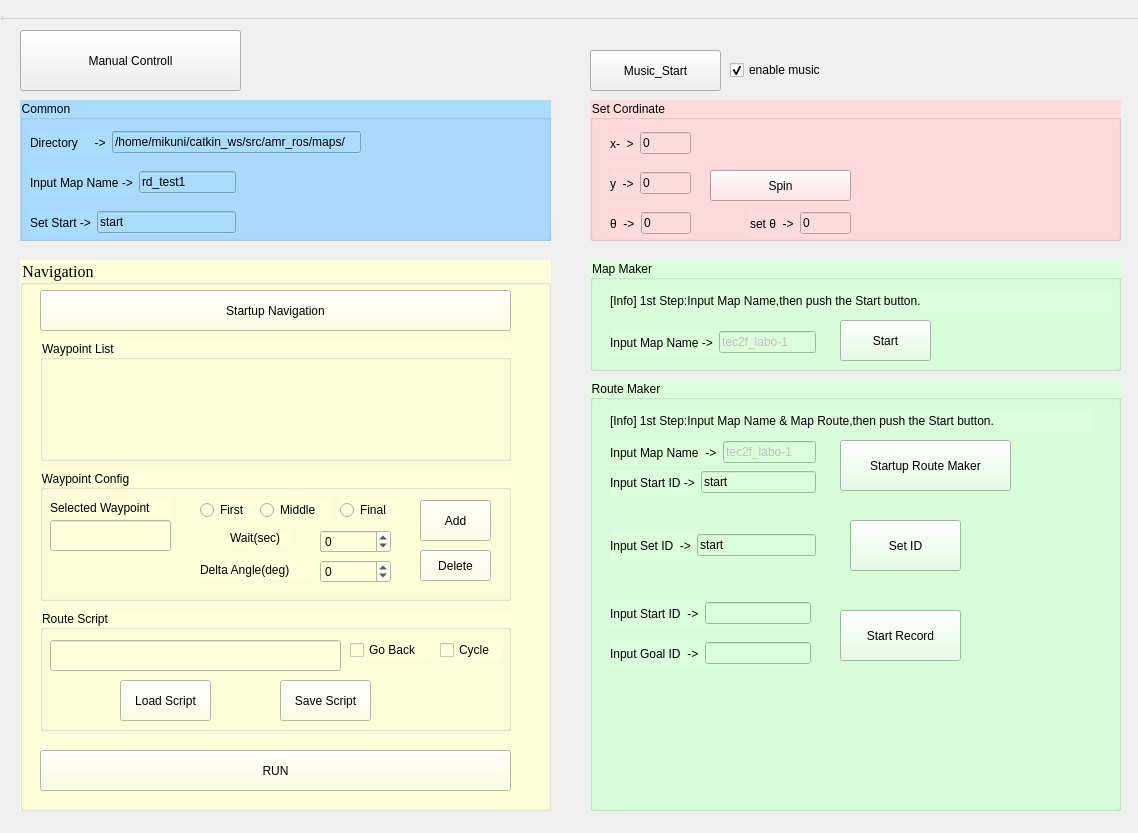
Qt form src/GUI/src/mainwindow.ui (7174952/mikuni-amr-3d-lidar) before a commit.
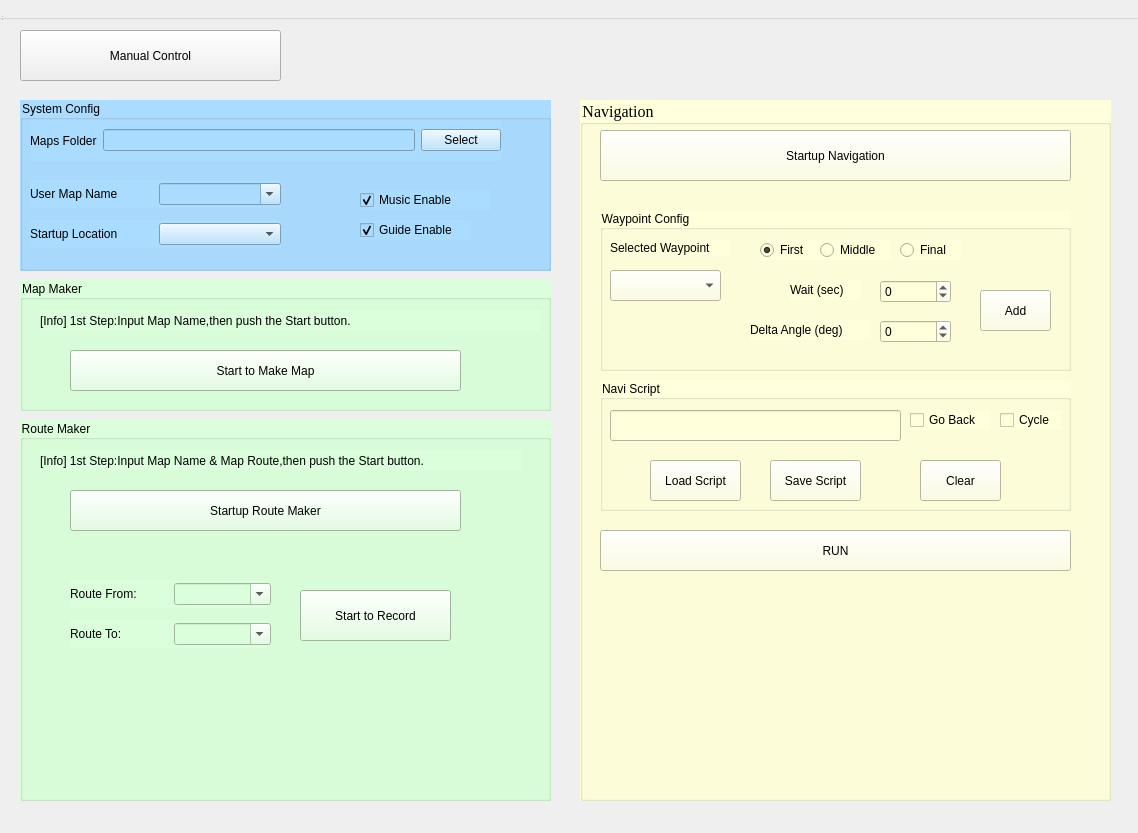
The same form after that commit.

Commit message: ルート生成手順修正：2回走行=>1回走行でルートとkey waypointsを記録

The edit to the form file:
```diff
--- a/src/GUI/src/mainwindow.ui
+++ b/src/GUI/src/mainwindow.ui
@@ -22,206 +22,238 @@
      <height>831</height>
     </rect>
    </property>
-   <widget class="QPushButton" name="pushButton_Msuic">
-    <property name="geometry">
-     <rect>
-      <x>590</x>
-      <y>50</y>
-      <width>131</width>
-      <height>41</height>
-     </rect>
-    </property>
-    <property name="styleSheet">
-     <string notr="true">font:14pt &quot;Times New Roman&quot;;</string>
-    </property>
-    <property name="text">
-     <string>Music_Start</string>
-    </property>
-   </widget>
-   <widget class="QPushButton" name="pushButton_Manual_Controll">
+   <widget class="QPushButton" name="pushButton_Manual_Control">
     <property name="geometry">
      <rect>
       <x>20</x>
       <y>30</y>
-      <width>221</width>
-      <height>61</height>
+      <width>261</width>
+      <height>51</height>
      </rect>
     </property>
     <property name="styleSheet">
      <string notr="true">font:14pt &quot;Times New Roman&quot;;</string>
     </property>
     <property name="text">
-     <string>Manual Controll</string>
+     <string>Manual Control</string>
     </property>
    </widget>
    <widget class="QGroupBox" name="groupBox_SetCordinate">
     <property name="geometry">
      <rect>
-      <x>590</x>
+      <x>20</x>
       <y>100</y>
       <width>531</width>
-      <height>141</height>
+      <height>171</height>
      </rect>
     </property>
     <property name="styleSheet">
      <string notr="true">font: 12pt &quot;Times New Roman&quot;;
-background-color: rgb(255, 220, 220);</string>
+background-color: rgb(170, 220, 255);</string>
     </property>
     <property name="title">
-     <string>Set Cordinate</string>
+     <string>System Config</string>
     </property>
-    <widget class="QPushButton" name="pushButton_Spin_Run">
+    <widget class="QWidget" name="layoutWidget">
      <property name="geometry">
       <rect>
-       <x>120</x>
-       <y>70</y>
-       <width>141</width>
-       <height>31</height>
+       <x>10</x>
+       <y>20</y>
+       <width>471</width>
+       <height>41</height>
       </rect>
+     </property>
+     <layout class="QHBoxLayout" name="horizontalLayout_2">
+      <item>
+       <widget class="QLabel" name="label_Work_Folder">
+        <property name="styleSheet">
+         <string notr="true">font:10pt &quot;Times New Roman&quot;;</string>
+        </property>
+        <property name="text">
+         <string>Maps Folder</string>
+        </property>
+       </widget>
+      </item>
+      <item>
+       <widget class="QLineEdit" name="lineEdit_Folder_Path">
+        <property name="styleSheet">
+         <string notr="true">font:10pt &quot;Times New Roman&quot;;</string>
+        </property>
+        <property name="text">
+         <string/>
+        </property>
+        <property name="readOnly">
+         <bool>true</bool>
+        </property>
+       </widget>
+      </item>
+      <item>
+       <widget class="QPushButton" name="pushButton_Select_Folder">
+        <property name="text">
+         <string>Select</string>
+        </property>
+       </widget>
+      </item>
+     </layout>
+    </widget>
+    <widget class="QWidget" name="layoutWidget_2">
+     <property name="geometry">
+      <rect>
+       <x>10</x>
+       <y>80</y>
+       <width>251</width>
+       <height>28</height>
+      </rect>
+     </property>
+     <layout class="QHBoxLayout" name="horizontalLayout_5">
+      <item>
+       <widget class="QLabel" name="label_Sub_MapFolder">
+        <property name="styleSheet">
+         <string notr="true">font:10pt &quot;Times New Roman&quot;;</string>
+        </property>
+        <property name="text">
+         <string>User Map Name</string>
+        </property>
+       </widget>
+      </item>
+      <item>
+       <widget class="QComboBox" name="comboBox_Sub_MapFolder">
+        <property name="editable">
+         <bool>true</bool>
+        </property>
+       </widget>
+      </item>
+     </layout>
+    </widget>
+    <widget class="QWidget" name="layoutWidget_15">
+     <property name="geometry">
+      <rect>
+       <x>10</x>
+       <y>120</y>
+       <width>251</width>
+       <height>28</height>
+      </rect>
+     </property>
+     <layout class="QHBoxLayout" name="horizontalLayout_18">
+      <item>
+       <widget class="QLabel" name="label_Startup_Location">
+        <property name="styleSheet">
+         <string notr="true">font:10pt &quot;Times New Roman&quot;;</string>
+        </property>
+        <property name="text">
+         <string>Startup Location</string>
+        </property>
+       </widget>
+      </item>
+      <item>
+       <widget class="QComboBox" name="comboBox_Startup_Location">
+        <property name="editable">
+         <bool>false</bool>
+        </property>
+       </widget>
+      </item>
+     </layout>
+    </widget>
+    <widget class="QCheckBox" name="checkBox_Music_Enable">
+     <property name="enabled">
+      <bool>true</bool>
+     </property>
+     <property name="geometry">
+      <rect>
+       <x>340</x>
+       <y>90</y>
+       <width>131</width>
+       <height>20</height>
+      </rect>
+     </property>
+     <property name="tabletTracking">
+      <bool>false</bool>
      </property>
      <property name="styleSheet">
       <string notr="true">font: 12pt &quot;Times New Roman&quot;;</string>
      </property>
      <property name="text">
-      <string>Spin</string>
+      <string>Music Enable</string>
      </property>
+     <property name="checked">
+      <bool>true</bool>
+     </property>
     </widget>
-    <widget class="QWidget" name="layoutWidget">
+    <widget class="QCheckBox" name="checkBox_Guide_Enable">
+     <property name="geometry">
+      <rect>
+       <x>340</x>
+       <y>120</y>
+       <width>111</width>
+       <height>20</height>
+      </rect>
+     </property>
+     <property name="text">
+      <string>Guide Enable</string>
+     </property>
+     <property name="checked">
+      <bool>true</bool>
+     </property>
+    </widget>
+   </widget>
+   <widget class="QGroupBox" name="groupBox_MapMaker">
+    <property name="geometry">
+     <rect>
+      <x>20</x>
+      <y>280</y>
+      <width>531</width>
+      <height>131</height>
+     </rect>
+    </property>
+    <property name="styleSheet">
+     <string notr="true">font: 12pt &quot;Times New Roman&quot;;
+background-color: rgb(220, 255, 219);</string>
+    </property>
+    <property name="title">
+     <string>Map Maker</string>
+    </property>
+    <widget class="QPushButton" name="pushButton_Map_Startup">
+     <property name="geometry">
+      <rect>
+       <x>50</x>
+       <y>70</y>
+       <width>391</width>
+       <height>41</height>
+      </rect>
+     </property>
+     <property name="styleSheet">
+      <string notr="true">font: 12pt &quot;Times New Roman&quot;;
+background-color: rgb(220, 255, 219);</string>
+     </property>
+     <property name="text">
+      <string>Start to Make Map</string>
+     </property>
+    </widget>
+    <widget class="QLabel" name="label_MapMaker">
      <property name="geometry">
       <rect>
        <x>20</x>
        <y>30</y>
-       <width>81</width>
-       <height>27</height>
+       <width>501</width>
+       <height>21</height>
       </rect>
      </property>
-     <layout class="QHBoxLayout" name="horizontalLayout_3">
-      <item>
-       <widget class="QLabel" name="label_xCor">
-        <property name="styleSheet">
-         <string notr="true">font:10pt &quot;Times New Roman&quot;;</string>
-        </property>
-        <property name="text">
-         <string>x-  &gt;</string>
-        </property>
-       </widget>
-      </item>
-      <item>
-       <widget class="QLineEdit" name="lineEdit_X_set">
-        <property name="styleSheet">
-         <string notr="true">font:10pt &quot;Times New Roman&quot;;</string>
-        </property>
-        <property name="text">
-         <string>0</string>
-        </property>
-       </widget>
-      </item>
-     </layout>
-    </widget>
-    <widget class="QWidget" name="layoutWidget">
-     <property name="geometry">
-      <rect>
-       <x>20</x>
-       <y>70</y>
-       <width>81</width>
-       <height>27</height>
-      </rect>
+     <property name="styleSheet">
+      <string notr="true">font: 12pt &quot;Times New Roman&quot;;
+background-color: rgb(220, 255, 219);</string>
      </property>
-     <layout class="QHBoxLayout" name="horizontalLayout_4">
-      <item>
-       <widget class="QLabel" name="label_yCor">
-        <property name="styleSheet">
-         <string notr="true">font:10pt &quot;Times New Roman&quot;;</string>
-        </property>
-        <property name="text">
-         <string>y  -&gt;</string>
-        </property>
-       </widget>
-      </item>
-      <item>
-       <widget class="QLineEdit" name="lineEdit_Y_set">
-        <property name="styleSheet">
-         <string notr="true">font:10pt &quot;Times New Roman&quot;;</string>
-        </property>
-        <property name="text">
-         <string>0</string>
-        </property>
-       </widget>
-      </item>
-     </layout>
-    </widget>
-    <widget class="QWidget" name="layoutWidget_8">
-     <property name="geometry">
-      <rect>
-       <x>20</x>
-       <y>110</y>
-       <width>81</width>
-       <height>27</height>
-      </rect>
+     <property name="text">
+      <string>[Info] 1st Step:Input Map Name,then push the Start button.</string>
      </property>
-     <layout class="QHBoxLayout" name="horizontalLayout_11">
-      <item>
-       <widget class="QLabel" name="label_tCor">
-        <property name="styleSheet">
-         <string notr="true">font:10pt &quot;Times New Roman&quot;;</string>
-        </property>
-        <property name="text">
-         <string>θ  -&gt;</string>
-        </property>
-       </widget>
-      </item>
-      <item>
-       <widget class="QLineEdit" name="lineEdit_theta_set">
-        <property name="styleSheet">
-         <string notr="true">font:10pt &quot;Times New Roman&quot;;</string>
-        </property>
-        <property name="text">
-         <string>0</string>
-        </property>
-       </widget>
-      </item>
-     </layout>
-    </widget>
-    <widget class="QWidget" name="layoutWidget_11">
-     <property name="geometry">
-      <rect>
-       <x>160</x>
-       <y>110</y>
-       <width>101</width>
-       <height>27</height>
-      </rect>
-     </property>
-     <layout class="QHBoxLayout" name="horizontalLayout_14">
-      <item>
-       <widget class="QLabel" name="label_tCor_run">
-        <property name="styleSheet">
-         <string notr="true">font:10pt &quot;Times New Roman&quot;;</string>
-        </property>
-        <property name="text">
-         <string>set θ  -&gt;</string>
-        </property>
-       </widget>
-      </item>
-      <item>
-       <widget class="QLineEdit" name="lineEdit_theta_set_run">
-        <property name="styleSheet">
-         <string notr="true">font:10pt &quot;Times New Roman&quot;;</string>
-        </property>
-        <property name="text">
-         <string>0</string>
-        </property>
-       </widget>
-      </item>
-     </layout>
     </widget>
    </widget>
    <widget class="QGroupBox" name="groupBox_Navigation">
     <property name="geometry">
      <rect>
-      <x>20</x>
-      <y>260</y>
+      <x>580</x>
+      <y>100</y>
       <width>531</width>
-      <height>551</height>
+      <height>701</height>
      </rect>
     </property>
     <property name="font">
@@ -245,7 +277,7 @@
        <x>20</x>
        <y>30</y>
        <width>471</width>
-       <height>41</height>
+       <height>51</height>
       </rect>
      </property>
      <property name="styleSheet">
@@ -259,7 +291,7 @@
      <property name="geometry">
       <rect>
        <x>20</x>
-       <y>490</y>
+       <y>430</y>
        <width>471</width>
        <height>41</height>
       </rect>
@@ -271,41 +303,18 @@
       <string>RUN</string>
      </property>
     </widget>
-    <widget class="QGroupBox" name="groupBox_Navi_Waypoints">
-     <property name="geometry">
-      <rect>
-       <x>20</x>
-       <y>80</y>
-       <width>471</width>
-       <height>121</height>
-      </rect>
-     </property>
-     <property name="title">
-      <string>Waypoint List</string>
-     </property>
-    </widget>
     <widget class="QGroupBox" name="groupBox_Waypoint_Config">
      <property name="geometry">
       <rect>
        <x>20</x>
-       <y>210</y>
+       <y>110</y>
        <width>471</width>
-       <height>131</height>
+       <height>161</height>
       </rect>
      </property>
      <property name="title">
       <string>Waypoint Config</string>
      </property>
-     <widget class="QLineEdit" name="lineEdit_Waypoint_Name">
-      <property name="geometry">
-       <rect>
-        <x>10</x>
-        <y>50</y>
-        <width>121</width>
-        <height>31</height>
-       </rect>
-      </property>
-     </widget>
      <widget class="QLabel" name="label_Waypoing_Name_Config">
       <property name="geometry">
        <rect>
@@ -331,6 +340,9 @@
       <property name="text">
        <string>First</string>
       </property>
+      <property name="checked">
+       <bool>true</bool>
+      </property>
      </widget>
      <widget class="QRadioButton" name="radioButton_Waypoint_Middle">
       <property name="geometry">
@@ -361,21 +373,21 @@
      <widget class="QLabel" name="label_Waypoint_Angle">
       <property name="geometry">
        <rect>
-        <x>160</x>
-        <y>90</y>
-        <width>111</width>
+        <x>150</x>
+        <y>110</y>
+        <width>121</width>
         <height>20</height>
        </rect>
       </property>
       <property name="text">
-       <string>Delta Angle(deg)</string>
+       <string>Delta Angle (deg)</string>
       </property>
      </widget>
      <widget class="QSpinBox" name="spinBox_Waypoint_Angle">
       <property name="geometry">
        <rect>
         <x>280</x>
-        <y>90</y>
+        <y>110</y>
         <width>71</width>
         <height>23</height>
        </rect>
@@ -391,20 +403,20 @@
       <property name="geometry">
        <rect>
         <x>190</x>
-        <y>60</y>
-        <width>61</width>
-        <height>16</height>
+        <y>70</y>
+        <width>71</width>
+        <height>20</height>
        </rect>
       </property>
       <property name="text">
-       <string>Wait(sec)</string>
+       <string>Wait (sec)</string>
       </property>
      </widget>
      <widget class="QSpinBox" name="spinBox_Waypoint_Wait">
       <property name="geometry">
        <rect>
         <x>280</x>
-        <y>60</y>
+        <y>70</y>
         <width>71</width>
         <height>23</height>
        </rect>
@@ -420,7 +432,7 @@
       <property name="geometry">
        <rect>
         <x>380</x>
-        <y>30</y>
+        <y>80</y>
         <width>71</width>
         <height>41</height>
        </rect>
@@ -429,31 +441,28 @@
        <string>Add</string>
       </property>
      </widget>
-     <widget class="QPushButton" name="pushButton_Waypoint_Delete">
+     <widget class="QComboBox" name="comboBox_waypoint_list">
       <property name="geometry">
        <rect>
-        <x>380</x>
-        <y>80</y>
-        <width>71</width>
+        <x>10</x>
+        <y>60</y>
+        <width>111</width>
         <height>31</height>
        </rect>
       </property>
-      <property name="text">
-       <string>Delete</string>
-      </property>
      </widget>
     </widget>
     <widget class="QGroupBox" name="groupBox_Navi_Route_Script">
      <property name="geometry">
       <rect>
        <x>20</x>
-       <y>350</y>
+       <y>280</y>
        <width>471</width>
-       <height>121</height>
+       <height>131</height>
       </rect>
      </property>
      <property name="title">
-      <string>Route Script</string>
+      <string>Navi Script</string>
      </property>
      <widget class="QCheckBox" name="checkBox_Route_Cycle">
       <property name="geometry">
@@ -505,8 +514,8 @@
      <widget class="QPushButton" name="pushButton_Navi_Save_Script">
       <property name="geometry">
        <rect>
-        <x>240</x>
-        <y>70</y>
+        <x>170</x>
+        <y>80</y>
         <width>91</width>
         <height>41</height>
        </rect>
@@ -518,8 +527,8 @@
      <widget class="QPushButton" name="pushButton_Navi_Load_Script">
       <property name="geometry">
        <rect>
-        <x>80</x>
-        <y>70</y>
+        <x>50</x>
+        <y>80</y>
         <width>91</width>
         <height>41</height>
        </rect>
@@ -528,239 +537,28 @@
        <string>Load Script</string>
       </property>
      </widget>
-    </widget>
-   </widget>
-   <widget class="QCheckBox" name="checkBox_TEC_ONLY">
-    <property name="enabled">
-     <bool>true</bool>
-    </property>
-    <property name="geometry">
-     <rect>
-      <x>730</x>
-      <y>60</y>
-      <width>131</width>
-      <height>20</height>
-     </rect>
-    </property>
-    <property name="tabletTracking">
-     <bool>false</bool>
-    </property>
-    <property name="styleSheet">
-     <string notr="true">font: 12pt &quot;Times New Roman&quot;;</string>
-    </property>
-    <property name="text">
-     <string>enable music</string>
-    </property>
-    <property name="checked">
-     <bool>true</bool>
-    </property>
-   </widget>
-   <widget class="QGroupBox" name="groupBox_Common">
-    <property name="geometry">
-     <rect>
-      <x>20</x>
-      <y>100</y>
-      <width>531</width>
-      <height>141</height>
-     </rect>
-    </property>
-    <property name="styleSheet">
-     <string notr="true">font: 12pt &quot;Times New Roman&quot;;
-background-color: rgb(170, 220, 255);</string>
-    </property>
-    <property name="title">
-     <string>Common</string>
-    </property>
-    <widget class="QWidget" name="layoutWidget">
-     <property name="geometry">
-      <rect>
-       <x>10</x>
-       <y>30</y>
-       <width>331</width>
-       <height>25</height>
-      </rect>
-     </property>
-     <layout class="QHBoxLayout" name="horizontalLayout_2">
-      <item>
-       <widget class="QLabel" name="label_Directory">
-        <property name="styleSheet">
-         <string notr="true">font:10pt &quot;Times New Roman&quot;;</string>
-        </property>
-        <property name="text">
-         <string>Directory     -&gt;</string>
-        </property>
-       </widget>
-      </item>
-      <item>
-       <widget class="QLineEdit" name="lineEdit_Directory">
-        <property name="styleSheet">
-         <string notr="true">font:10pt &quot;Times New Roman&quot;;</string>
-        </property>
-        <property name="text">
-         <string>/home/mikuni/catkin_ws/src/amr_ros/maps/</string>
-        </property>
-       </widget>
-      </item>
-     </layout>
-    </widget>
-    <widget class="QWidget" name="layoutWidget_2">
-     <property name="geometry">
-      <rect>
-       <x>10</x>
-       <y>70</y>
-       <width>206</width>
-       <height>25</height>
-      </rect>
-     </property>
-     <layout class="QHBoxLayout" name="horizontalLayout_5">
-      <item>
-       <widget class="QLabel" name="label_MapName">
-        <property name="styleSheet">
-         <string notr="true">font:10pt &quot;Times New Roman&quot;;</string>
-        </property>
-        <property name="text">
-         <string>Input Map Name -&gt;</string>
-        </property>
-       </widget>
-      </item>
-      <item>
-       <widget class="QLineEdit" name="lineEdit_MapName">
-        <property name="styleSheet">
-         <string notr="true">font: 10pt &quot;Times New Roman&quot;;</string>
-        </property>
-        <property name="text">
-         <string>rd_test1</string>
-        </property>
-       </widget>
-      </item>
-     </layout>
-    </widget>
-    <widget class="QWidget" name="layoutWidget_15">
-     <property name="geometry">
-      <rect>
-       <x>10</x>
-       <y>110</y>
-       <width>206</width>
-       <height>25</height>
-      </rect>
-     </property>
-     <layout class="QHBoxLayout" name="horizontalLayout_18">
-      <item>
-       <widget class="QLabel" name="label_Common_SetStart">
-        <property name="styleSheet">
-         <string notr="true">font:10pt &quot;Times New Roman&quot;;</string>
-        </property>
-        <property name="text">
-         <string>Set Start -&gt;</string>
-        </property>
-       </widget>
-      </item>
-      <item>
-       <widget class="QLineEdit" name="lineEdit_SetStart">
-        <property name="styleSheet">
-         <string notr="true">font: 10pt &quot;Times New Roman&quot;;</string>
-        </property>
-        <property name="text">
-         <string>start</string>
-        </property>
-       </widget>
-      </item>
-     </layout>
-    </widget>
-   </widget>
-   <widget class="QGroupBox" name="groupBox_MapMaker">
-    <property name="geometry">
-     <rect>
-      <x>590</x>
-      <y>260</y>
-      <width>531</width>
-      <height>111</height>
-     </rect>
-    </property>
-    <property name="styleSheet">
-     <string notr="true">font: 12pt &quot;Times New Roman&quot;;
-background-color: rgb(220, 255, 219);</string>
-    </property>
-    <property name="title">
-     <string>Map Maker</string>
-    </property>
-    <widget class="QWidget" name="layoutWidget">
-     <property name="geometry">
-      <rect>
-       <x>20</x>
-       <y>70</y>
-       <width>206</width>
-       <height>25</height>
-      </rect>
-     </property>
-     <layout class="QHBoxLayout" name="horizontalLayout">
-      <item>
-       <widget class="QLabel" name="label_MapName_MapMaker">
-        <property name="styleSheet">
-         <string notr="true">font:10pt &quot;Times New Roman&quot;;</string>
-        </property>
-        <property name="text">
-         <string>Input Map Name -&gt;</string>
-        </property>
-       </widget>
-      </item>
-      <item>
-       <widget class="QLineEdit" name="lineEdit_MapName_MapMaker">
-        <property name="enabled">
-         <bool>false</bool>
-        </property>
-        <property name="styleSheet">
-         <string notr="true">font: 10pt &quot;Times New Roman&quot;;</string>
-        </property>
-        <property name="text">
-         <string>tec2f_labo-1</string>
-        </property>
-       </widget>
-      </item>
-     </layout>
-    </widget>
-    <widget class="QPushButton" name="pushButton_Map_Startup">
-     <property name="geometry">
-      <rect>
-       <x>250</x>
-       <y>60</y>
-       <width>91</width>
-       <height>41</height>
-      </rect>
-     </property>
-     <property name="styleSheet">
-      <string notr="true">font: 12pt &quot;Times New Roman&quot;;
-background-color: rgb(220, 255, 219);</string>
-     </property>
-     <property name="text">
-      <string>Start</string>
-     </property>
-    </widget>
-    <widget class="QLabel" name="label_MapMaker">
-     <property name="geometry">
-      <rect>
-       <x>20</x>
-       <y>30</y>
-       <width>501</width>
-       <height>21</height>
-      </rect>
-     </property>
-     <property name="styleSheet">
-      <string notr="true">font: 12pt &quot;Times New Roman&quot;;
-background-color: rgb(220, 255, 219);</string>
-     </property>
-     <property name="text">
-      <string>[Info] 1st Step:Input Map Name,then push the Start button.</string>
-     </property>
+     <widget class="QPushButton" name="pushButton_Navi_Script_Clear">
+      <property name="geometry">
+       <rect>
+        <x>320</x>
+        <y>80</y>
+        <width>81</width>
+        <height>41</height>
+       </rect>
+      </property>
+      <property name="text">
+       <string>Clear</string>
+      </property>
+     </widget>
     </widget>
    </widget>
    <widget class="QGroupBox" name="groupBox_RouteMaker">
     <property name="geometry">
      <rect>
-      <x>590</x>
-      <y>380</y>
+      <x>20</x>
+      <y>420</y>
       <width>531</width>
-      <height>431</height>
+      <height>381</height>
      </rect>
     </property>
     <property name="styleSheet">
@@ -770,41 +568,6 @@
     <property name="title">
      <string>Route Maker</string>
     </property>
-    <widget class="QWidget" name="layoutWidget_3">
-     <property name="geometry">
-      <rect>
-       <x>20</x>
-       <y>60</y>
-       <width>206</width>
-       <height>25</height>
-      </rect>
-     </property>
-     <layout class="QHBoxLayout" name="horizontalLayout_6">
-      <item>
-       <widget class="QLabel" name="label_MapName_RouteMaker">
-        <property name="styleSheet">
-         <string notr="true">font:10pt &quot;Times New Roman&quot;;</string>
-        </property>
-        <property name="text">
-         <string>Input Map Name  -&gt;</string>
-        </property>
-       </widget>
-      </item>
-      <item>
-       <widget class="QLineEdit" name="lineEdit_MapName_RouteMaker">
-        <property name="enabled">
-         <bool>false</bool>
-        </property>
-        <property name="styleSheet">
-         <string notr="true">font: 10pt &quot;Times New Roman&quot;;</string>
-        </property>
-        <property name="text">
-         <string>tec2f_labo-1</string>
-        </property>
-       </widget>
-      </item>
-     </layout>
-    </widget>
     <widget class="QLabel" name="label_RouteMaker">
      <property name="geometry">
       <rect>
@@ -822,45 +585,13 @@
       <string>[Info] 1st Step:Input Map Name &amp; Map Route,then push the Start button.</string>
      </property>
     </widget>
-    <widget class="QWidget" name="layoutWidget_4">
-     <property name="geometry">
-      <rect>
-       <x>20</x>
-       <y>90</y>
-       <width>206</width>
-       <height>25</height>
-      </rect>
-     </property>
-     <layout class="QHBoxLayout" name="horizontalLayout_7">
-      <item>
-       <widget class="QLabel" name="label_MapRoute_RouteMaker">
-        <property name="styleSheet">
-         <string notr="true">font:10pt &quot;Times New Roman&quot;;</string>
-        </property>
-        <property name="text">
-         <string>Input Start ID -&gt;</string>
-        </property>
-       </widget>
-      </item>
-      <item>
-       <widget class="QLineEdit" name="lineEdit_MapRoute_RouteMaker">
-        <property name="styleSheet">
-         <string notr="true">font: 10pt &quot;Times New Roman&quot;;</string>
-        </property>
-        <property name="text">
-         <string>start</string>
-        </property>
-       </widget>
-      </item>
-     </layout>
-    </widget>
     <widget class="QPushButton" name="pushButton_Route_Startup">
      <property name="geometry">
       <rect>
-       <x>250</x>
-       <y>60</y>
-       <width>171</width>
-       <height>51</height>
+       <x>50</x>
+       <y>70</y>
+       <width>391</width>
+       <height>41</height>
       </rect>
      </property>
      <property name="styleSheet">
@@ -871,62 +602,13 @@
       <string>Startup Route Maker</string>
      </property>
     </widget>
-    <widget class="QPushButton" name="pushButton_Route_SetWaypoint">
-     <property name="geometry">
-      <rect>
-       <x>260</x>
-       <y>140</y>
-       <width>111</width>
-       <height>51</height>
-      </rect>
-     </property>
-     <property name="styleSheet">
-      <string notr="true">font: 12pt &quot;Times New Roman&quot;;
-background-color: rgb(220, 255, 219);</string>
-     </property>
-     <property name="text">
-      <string>Set ID</string>
-     </property>
-    </widget>
-    <widget class="QWidget" name="layoutWidget_7">
-     <property name="geometry">
-      <rect>
-       <x>20</x>
-       <y>150</y>
-       <width>206</width>
-       <height>31</height>
-      </rect>
-     </property>
-     <layout class="QHBoxLayout" name="horizontalLayout_10">
-      <item>
-       <widget class="QLabel" name="label_SetStart_RouteMaker">
-        <property name="styleSheet">
-         <string notr="true">font:10pt &quot;Times New Roman&quot;;</string>
-        </property>
-        <property name="text">
-         <string>Input Set ID  -&gt;</string>
-        </property>
-       </widget>
-      </item>
-      <item>
-       <widget class="QLineEdit" name="lineEdit_SetStart_RouteMaker">
-        <property name="styleSheet">
-         <string notr="true">font: 10pt &quot;Times New Roman&quot;;</string>
-        </property>
-        <property name="text">
-         <string>start</string>
-        </property>
-       </widget>
-      </item>
-     </layout>
-    </widget>
     <widget class="QWidget" name="layoutWidget_12">
      <property name="geometry">
       <rect>
-       <x>20</x>
-       <y>220</y>
+       <x>50</x>
+       <y>160</y>
        <width>201</width>
-       <height>27</height>
+       <height>28</height>
       </rect>
      </property>
      <layout class="QHBoxLayout" name="horizontalLayout_15">
@@ -936,17 +618,14 @@
          <string notr="true">font:10pt &quot;Times New Roman&quot;;</string>
         </property>
         <property name="text">
-         <string>Input Start ID  -&gt;</string>
+         <string>Route From:</string>
         </property>
        </widget>
       </item>
       <item>
-       <widget class="QLineEdit" name="lineEdit_StartID">
-        <property name="styleSheet">
-         <string notr="true">font:10pt &quot;Times New Roman&quot;;</string>
-        </property>
-        <property name="text">
-         <string/>
+       <widget class="QComboBox" name="comboBox_Route_From">
+        <property name="editable">
+         <bool>true</bool>
         </property>
        </widget>
       </item>
@@ -955,10 +634,10 @@
     <widget class="QWidget" name="layoutWidget_13">
      <property name="geometry">
       <rect>
-       <x>20</x>
-       <y>260</y>
+       <x>50</x>
+       <y>200</y>
        <width>201</width>
-       <height>27</height>
+       <height>28</height>
       </rect>
      </property>
      <layout class="QHBoxLayout" name="horizontalLayout_16">
@@ -968,17 +647,14 @@
          <string notr="true">font:10pt &quot;Times New Roman&quot;;</string>
         </property>
         <property name="text">
-         <string>Input Goal ID  -&gt;</string>
+         <string>Route To:</string>
         </property>
        </widget>
       </item>
       <item>
-       <widget class="QLineEdit" name="lineEdit_GoalID">
-        <property name="styleSheet">
-         <string notr="true">font:10pt &quot;Times New Roman&quot;;</string>
-        </property>
-        <property name="text">
-         <string/>
+       <widget class="QComboBox" name="comboBox_Route_To">
+        <property name="editable">
+         <bool>true</bool>
         </property>
        </widget>
       </item>
@@ -987,9 +663,9 @@
     <widget class="QPushButton" name="pushButton_Route_Record">
      <property name="geometry">
       <rect>
-       <x>250</x>
-       <y>230</y>
-       <width>121</width>
+       <x>280</x>
+       <y>170</y>
+       <width>151</width>
        <height>51</height>
       </rect>
      </property>
@@ -998,7 +674,7 @@
 background-color: rgb(220, 255, 219);</string>
      </property>
      <property name="text">
-      <string>Start Record</string>
+      <string>Start to Record</string>
      </property>
     </widget>
    </widget>
```
Left out of the diff: 8 changed lines with no effect on the pictures. The commit also changes 2 other files.
